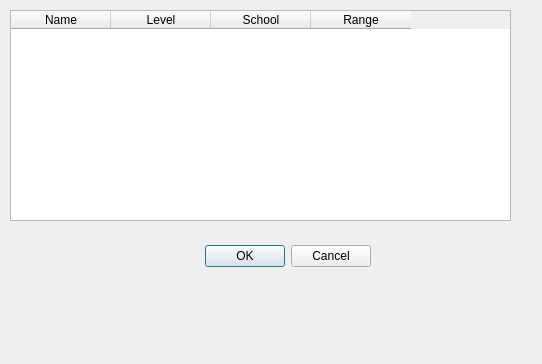
First picture: the form in pyQTApp/qt_designer_widgets/spells_dialog.ui, repository codingame-team/DnD-5th-Edition-API, before the edit.
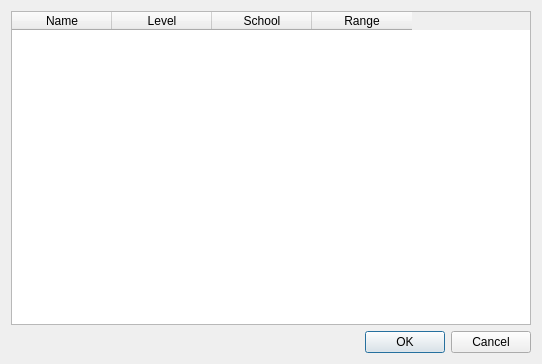
Second picture: the form after the edit.

Commit message: fix spell dialog scrolling

```diff
--- a/pyQTApp/qt_designer_widgets/spells_dialog.ui
+++ b/pyQTApp/qt_designer_widgets/spells_dialog.ui
@@ -13,31 +13,9 @@
   <property name="windowTitle">
    <string>Dialog</string>
   </property>
-  <widget class="QDialogButtonBox" name="buttonBox">
-   <property name="geometry">
-    <rect>
-     <x>30</x>
-     <y>240</y>
-     <width>341</width>
-     <height>32</height>
-    </rect>
-   </property>
-   <property name="orientation">
-    <enum>Qt::Horizontal</enum>
-   </property>
-   <property name="standardButtons">
-    <set>QDialogButtonBox::Cancel|QDialogButtonBox::Ok</set>
-   </property>
-  </widget>
+  <layout class="QGridLayout" name="gridLayout">
+   <item row="0" column="0">
   <widget class="QTableWidget" name="spells_tableWidget">
-   <property name="geometry">
-    <rect>
-     <x>10</x>
-     <y>10</y>
-     <width>501</width>
-     <height>211</height>
-    </rect>
-   </property>
    <property name="minimumSize">
     <size>
      <width>501</width>
@@ -77,6 +55,18 @@
     </property>
    </column>
   </widget>
+   </item>
+   <item row="1" column="0">
+    <widget class="QDialogButtonBox" name="buttonBox">
+     <property name="orientation">
+      <enum>Qt::Horizontal</enum>
+     </property>
+     <property name="standardButtons">
+      <set>QDialogButtonBox::Cancel|QDialogButtonBox::Ok</set>
+     </property>
+    </widget>
+   </item>
+  </layout>
  </widget>
  <resources/>
  <connections>
```
Lines whose indentation alone changed are shown as unchanged. The commit also changes 3 other files.
